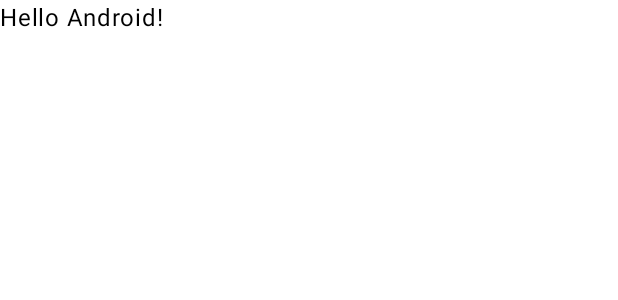
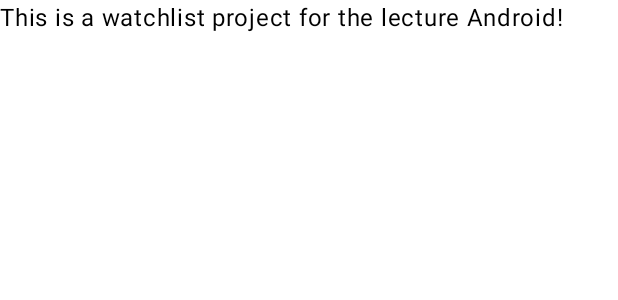
Before and after one commit to akdenizcse/teams-for-mobile-programming-2025-final-project-nuray, an Android app built with Jetpack Compose: the @Preview function GreetingPreview, on a phone screen of 412 x 824 dp. Shown: the top 300 px of the screen. Run offline under Robolectric (Android 15) with nearby library versions, the phone set to English and light mode, and no system bars; 1 statement that could not run was skipped.

Commit message:
chance print state

```diff
--- a/app/src/main/java/com/example/watchlist/MainActivity.kt
+++ b/app/src/main/java/com/example/watchlist/MainActivity.kt
@@ -33,7 +33,7 @@ class MainActivity : ComponentActivity() {
 @Composable
 fun Greeting(name: String, modifier: Modifier = Modifier) {
     Text(
-        text = "Hello $name!",
+        text = "This is a watchlist project for the lecture $name!",
         modifier = modifier
     )
 }
```
